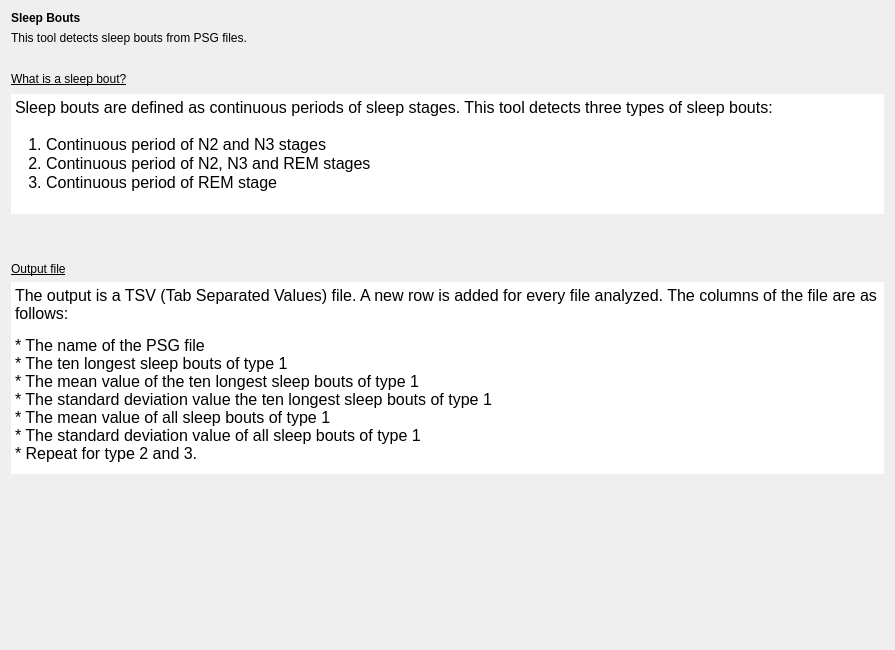
SnoozToolbox/snooz-package-ceams, file tools/CEAMSTools/SleepBouts/IntroStep/Ui_IntroStep.ui: the form before one commit.
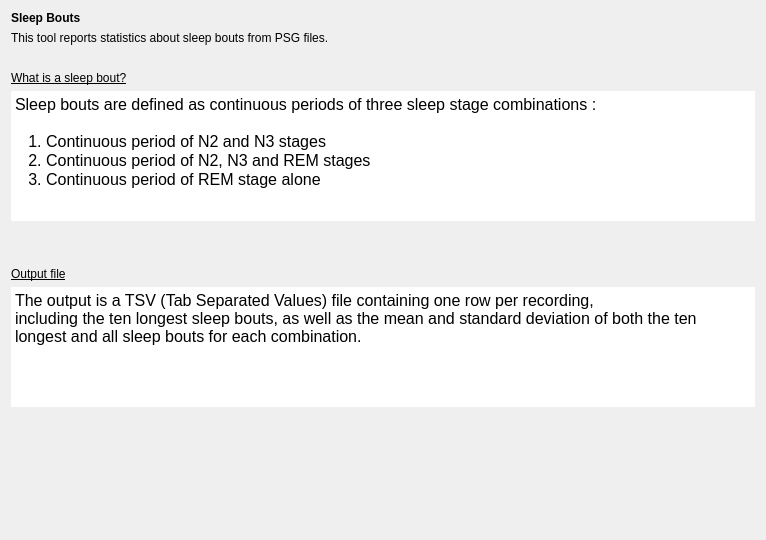
The form after the commit.

Commit message: Updated Introduction page of the Sleep Bouts Tool.

```diff
--- a/tools/CEAMSTools/SleepBouts/IntroStep/Ui_IntroStep.ui
+++ b/tools/CEAMSTools/SleepBouts/IntroStep/Ui_IntroStep.ui
@@ -6,8 +6,8 @@
    <rect>
     <x>0</x>
     <y>0</y>
-    <width>895</width>
-    <height>650</height>
+    <width>766</width>
+    <height>540</height>
    </rect>
   </property>
   <property name="windowTitle">
@@ -31,7 +31,7 @@
        <item>
         <widget class="QLabel" name="label_2">
          <property name="text">
-          <string>This tool detects sleep bouts from PSG files.</string>
+          <string>This tool reports statistics about sleep bouts from PSG files.</string>
          </property>
         </widget>
        </item>
@@ -67,7 +67,7 @@
          <property name="maximumSize">
           <size>
            <width>16777215</width>
-           <height>120</height>
+           <height>130</height>
           </size>
          </property>
          <property name="frameShape">
@@ -90,10 +90,10 @@
 li.unchecked::marker { content: &quot;\2610&quot;; }
 li.checked::marker { content: &quot;\2612&quot;; }
 &lt;/style&gt;&lt;/head&gt;&lt;body style=&quot; font-family:'Roboto'; font-size:12pt; font-weight:400; font-style:normal;&quot;&gt;
-&lt;p style=&quot; margin-top:0px; margin-bottom:0px; margin-left:0px; margin-right:0px; -qt-block-indent:0; text-indent:0px;&quot;&gt;Sleep bouts are defined as continuous periods of sleep stages. This tool detects three types of sleep bouts:&lt;br /&gt;&lt;/p&gt;
+&lt;p style=&quot; margin-top:0px; margin-bottom:0px; margin-left:0px; margin-right:0px; -qt-block-indent:0; text-indent:0px;&quot;&gt;Sleep bouts are defined as continuous periods of three sleep stage combinations : &lt;br /&gt;&lt;/p&gt;
 &lt;p style=&quot; margin-top:0px; margin-bottom:0px; margin-left:0px; margin-right:0px; -qt-block-indent:0; text-indent:0px;&quot;&gt;   1. Continuous period of N2 and N3 stages&lt;/p&gt;
 &lt;p style=&quot; margin-top:0px; margin-bottom:0px; margin-left:0px; margin-right:0px; -qt-block-indent:0; text-indent:0px;&quot;&gt;   2. Continuous period of N2, N3 and REM stages&lt;/p&gt;
-&lt;p style=&quot; margin-top:0px; margin-bottom:0px; margin-left:0px; margin-right:0px; -qt-block-indent:0; text-indent:0px;&quot;&gt;   3. Continuous period of REM stage&lt;/p&gt;&lt;/body&gt;&lt;/html&gt;</string>
+&lt;p style=&quot; margin-top:0px; margin-bottom:0px; margin-left:0px; margin-right:0px; -qt-block-indent:0; text-indent:0px;&quot;&gt;   3. Continuous period of REM stage alone&lt;/p&gt;&lt;/body&gt;&lt;/html&gt;</string>
          </property>
         </widget>
        </item>
@@ -137,6 +137,12 @@
        </item>
        <item>
         <widget class="QTextEdit" name="textEdit">
+         <property name="maximumSize">
+          <size>
+           <width>16777215</width>
+           <height>120</height>
+          </size>
+         </property>
          <property name="frameShape">
           <enum>QFrame::Shape::NoFrame</enum>
          </property>
@@ -157,8 +163,7 @@
 li.unchecked::marker { content: &quot;\2610&quot;; }
 li.checked::marker { content: &quot;\2612&quot;; }
 &lt;/style&gt;&lt;/head&gt;&lt;body style=&quot; font-family:'Roboto'; font-size:12pt; font-weight:400; font-style:normal;&quot;&gt;
-&lt;p style=&quot; margin-top:0px; margin-bottom:13px; margin-left:0px; margin-right:0px; -qt-block-indent:0; text-indent:0px;&quot;&gt;The output is a TSV (Tab Separated Values) file. A new row is added for every file analyzed. The columns of the file are as follows:&lt;/p&gt;
-&lt;p style=&quot; margin-top:0px; margin-bottom:13px; margin-left:0px; margin-right:0px; -qt-block-indent:0; text-indent:0px;&quot;&gt;* The name of the PSG file&lt;br /&gt;* The ten longest sleep bouts of type 1&lt;br /&gt;* The mean value of the ten longest sleep bouts of type 1&lt;br /&gt;* The standard deviation value the ten longest sleep bouts of type 1&lt;br /&gt;* The mean value of all sleep bouts of type 1&lt;br /&gt;* The standard deviation value of all sleep bouts of type 1&lt;br /&gt;* Repeat for type 2 and 3.&lt;/p&gt;&lt;/body&gt;&lt;/html&gt;</string>
+&lt;p style=&quot; margin-top:0px; margin-bottom:13px; margin-left:0px; margin-right:0px; -qt-block-indent:0; text-indent:0px;&quot;&gt;The output is a TSV (Tab Separated Values) file containing one row per recording, &lt;br /&gt;including the ten longest sleep bouts, as well as the mean and standard deviation of both the ten longest and all sleep bouts for each combination. &lt;/p&gt;&lt;/body&gt;&lt;/html&gt;</string>
          </property>
         </widget>
        </item>
```
Left out of the diff: 3 changed lines with no effect on the pictures. The commit also changes 1 other file.
